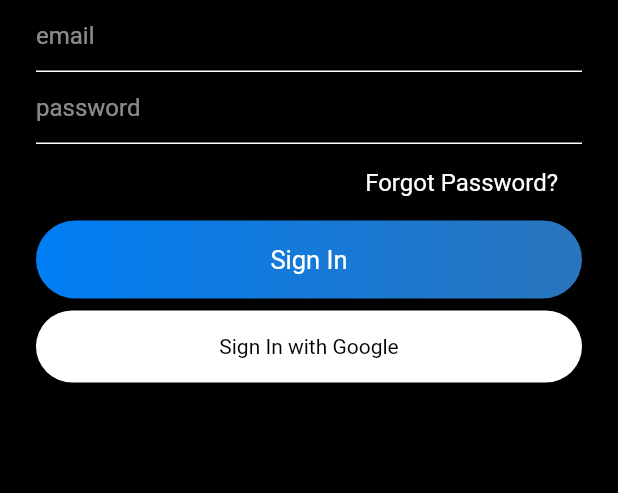
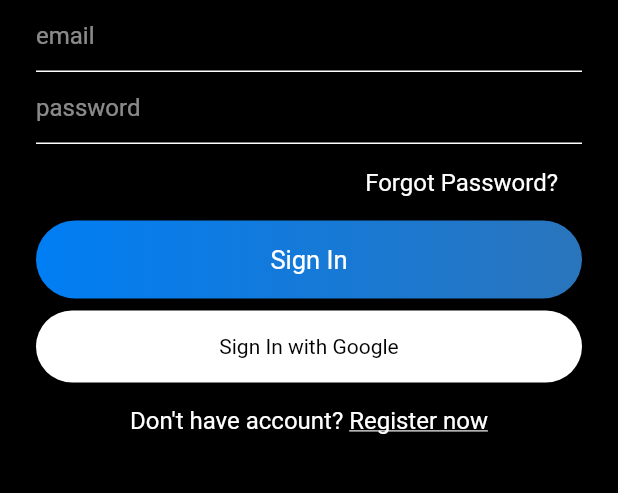
Before and after one commit to mujeeb11503051/chat_app_firebase, a Flutter app: the screen it shows after launch, on a phone screen of 412 x 824 dp, the part 90-583 px from its top. Run offline on Flutter 3.47's test engine with Material 2 defaults, Android fonts, the phone set to English and light mode, and no system bars.

Commit message:
added the register now text button

```diff
--- a/lib/views/sign_in.dart
+++ b/lib/views/sign_in.dart
@@ -73,6 +73,28 @@ class _SignInState extends State<SignIn> {
                   textAlign: TextAlign.center,
                 ),
               ),
+              SizedBox(
+                height: 16,
+              ),
+              Row(
+                mainAxisAlignment: MainAxisAlignment.center,
+                children: [
+                  Text(
+                    "Don't have account? ",
+                    style: simpleTextStyle(),
+                  ),
+                  Text(
+                    "Register now",
+                    style: TextStyle(
+                        color: Colors.white,
+                        fontSize: 16,
+                        decoration: TextDecoration.underline),
+                  ),
+                ],
+              ),
+              SizedBox(
+                height: 50,
+              )
             ],
           ),
         ),
```
